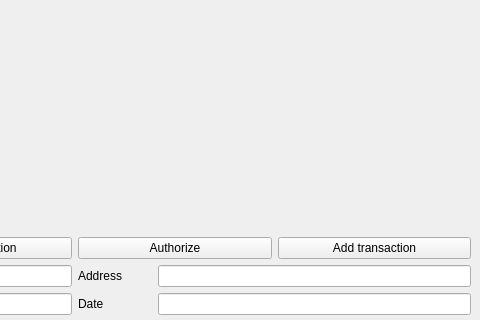
krakenaut9/BlockChain, file mainwindow.ui: the form before one commit; both pictures show x 730 to 1210 and y 0 to 320 of the 1210 by 623 pixel window.
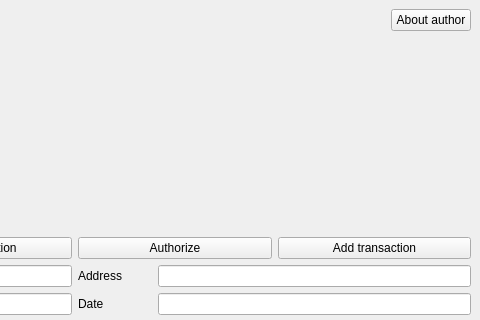
The form after the commit.

Commit message: Bug fix. Added information about author

Patch:
```diff
--- a/mainwindow.ui
+++ b/mainwindow.ui
@@ -37,6 +37,13 @@
         </property>
        </spacer>
       </item>
+      <item>
+       <widget class="QPushButton" name="aboutAuthorPushButton">
+        <property name="text">
+         <string>About author</string>
+        </property>
+       </widget>
+      </item>
      </layout>
     </item>
     <item>
```
The commit also changes 4 other files.
